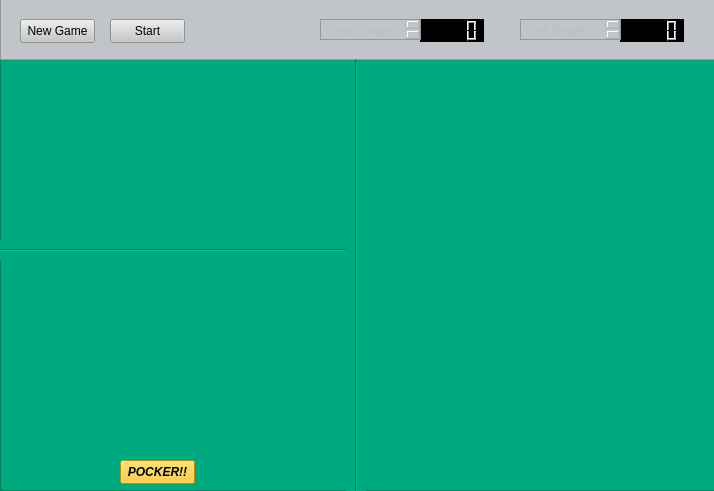
This is TrucoPaulista/QtTrucoApplication/QtTrucoApplication.ui in dfmcdev/CppTrucoPaulista as Qt 5 draws it before an edit. The edited form follows.
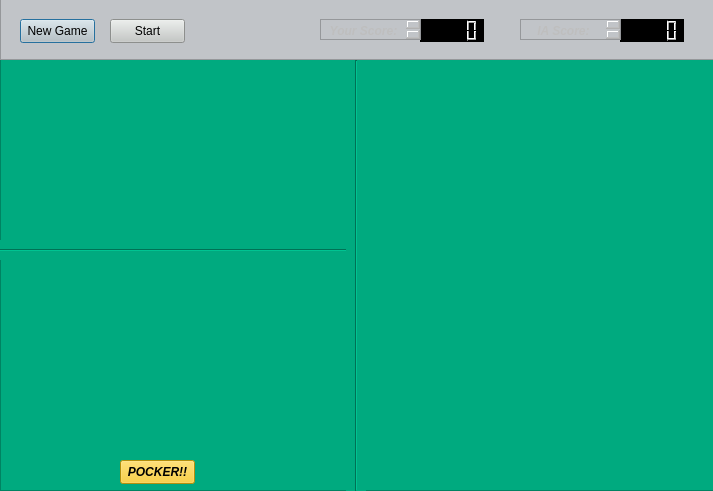
This is the edited form. Icons and pictures are not drawn. Custom widgets are drawn as their Qt base class.

Commit message: Adding the flow to UI screen

```diff
--- a/TrucoPaulista/QtTrucoApplication/QtTrucoApplication.ui
+++ b/TrucoPaulista/QtTrucoApplication/QtTrucoApplication.ui
@@ -6,7 +6,7 @@
    <rect>
     <x>0</x>
     <y>0</y>
-    <width>714</width>
+    <width>713</width>
     <height>491</height>
    </rect>
   </property>
@@ -83,6 +83,15 @@
      <property name="text">
       <string>New Game</string>
      </property>
+     <property name="checkable">
+      <bool>false</bool>
+     </property>
+     <property name="autoDefault">
+      <bool>false</bool>
+     </property>
+     <property name="default">
+      <bool>true</bool>
+     </property>
     </widget>
     <widget class="QLCDNumber" name="lcdNumber">
      <property name="geometry">
@@ -346,7 +355,7 @@
    <widget class="QLabel" name="label_11">
     <property name="geometry">
      <rect>
-      <x>490</x>
+      <x>500</x>
       <y>90</y>
       <width>81</width>
       <height>111</height>
@@ -378,7 +387,7 @@
    <widget class="QLabel" name="label_13">
     <property name="geometry">
      <rect>
-      <x>590</x>
+      <x>600</x>
       <y>90</y>
       <width>81</width>
       <height>111</height>
@@ -417,6 +426,13 @@
   </widget>
  </widget>
  <layoutdefault spacing="6" margin="11"/>
+ <customwidgets>
+  <customwidget>
+   <class>ClickableLabel</class>
+   <extends>QLabel</extends>
+   <header>clickablelabel.h</header>
+  </customwidget>
+ </customwidgets>
  <resources>
   <include location="QtTrucoApplication.qrc"/>
  </resources>
```
Left out of the diff: 66 changed lines with no effect on the pictures. The commit also changes 7 other files.
